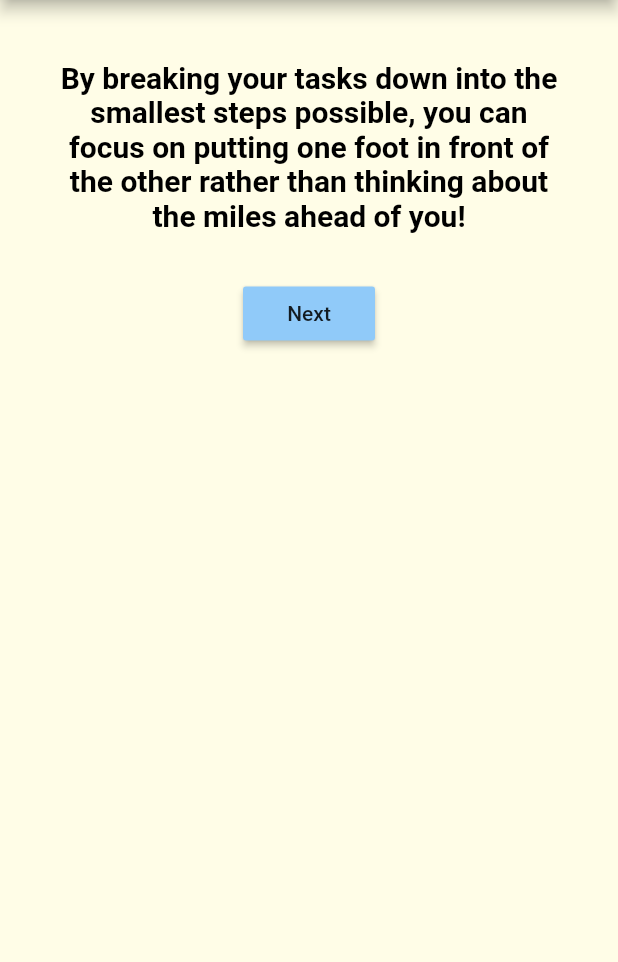
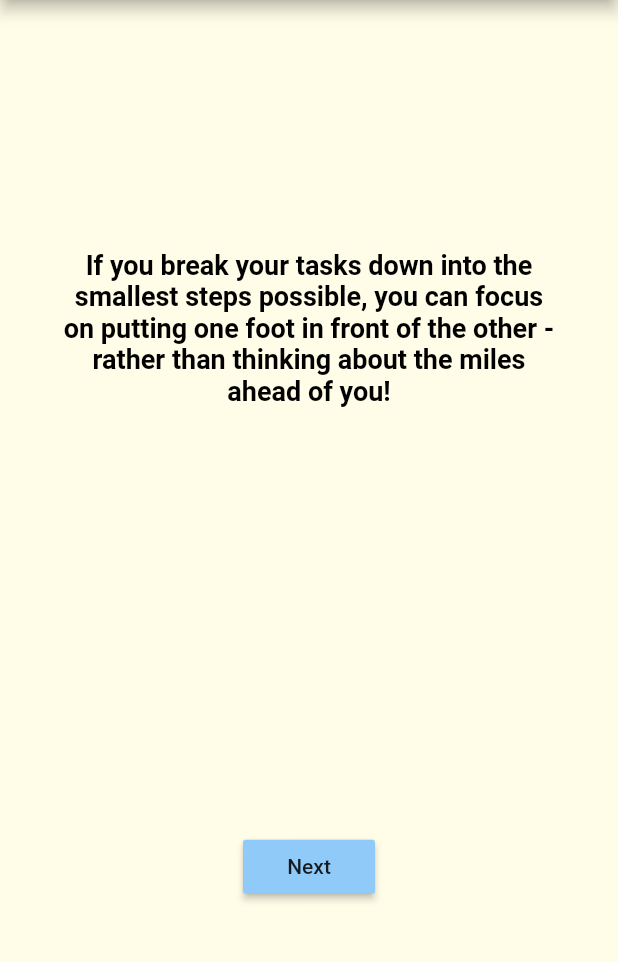
Before and after one commit to Gets-ItDone/gets-it-done-client, a Flutter app: the TaskAssistant screen opened directly, on a phone screen of 412 x 824 dp, the part 84-1046 px from its top. Run offline on Flutter 3.47's test engine with Material 2 defaults, Android fonts, the phone set to English and light mode, and no system bars; our stand-ins replace cloud_firestore, firebase_auth, flutter_spinkit; missing offline and left inert: speech_recognition; accounts and stored records are empty; project files that could hold a hidden picture were left out.

```diff
--- a/lib/screens/task_screens/task_assistant.dart
+++ b/lib/screens/task_screens/task_assistant.dart
@@ -72,11 +72,12 @@ class _TaskAssistantState extends State<TaskAssistant> {
                   Container(
                     margin: EdgeInsets.all(40),
                     child: Column(
+                      mainAxisAlignment: MainAxisAlignment.spaceEvenly,
                       children: <Widget>[
                         Text(
-                          "By breaking your tasks down into the smallest steps possible, you can focus on putting one foot in front of the other rather than thinking about the miles ahead of you!",
+                          "If you break your tasks down into the smallest steps possible, you can focus on putting one foot in front of the other - rather than thinking about the miles ahead of you!",
                           style: TextStyle(
-                              fontWeight: FontWeight.w600, fontSize: 20),
+                              fontWeight: FontWeight.w600, fontSize: 18),
                           textAlign: TextAlign.center,
                         ),
                         SizedBox(height: 30),
@@ -96,11 +97,12 @@ class _TaskAssistantState extends State<TaskAssistant> {
                   Container(
                     margin: EdgeInsets.all(40),
                     child: Column(
+                      mainAxisAlignment: MainAxisAlignment.spaceEvenly,
                       children: <Widget>[
                         Text(
-                          "How long can you fully focus on something before getting distracted? If it’s half an hour, break your tasks up into half hour chunks. If it’s ten minutes, or five minutes, break your tasks up into chunks of that size.",
+                          "How long can you really focus on something? If it’s half an hour, break your tasks up into half hour chunks. If it’s 10 minutes, or 5 minutes, break your tasks up into chunks of that size.",
                           style: TextStyle(
-                              fontWeight: FontWeight.w600, fontSize: 20),
+                              fontWeight: FontWeight.w600, fontSize: 18),
                           textAlign: TextAlign.center,
                         ),
                         SizedBox(height: 30),
@@ -137,11 +139,12 @@ class _TaskAssistantState extends State<TaskAssistant> {
                   Container(
                     margin: EdgeInsets.all(40),
                     child: Column(
+                      mainAxisAlignment: MainAxisAlignment.spaceEvenly,
                       children: <Widget>[
                         Text(
-                          "For example, instead of ‘tidy room’, how about ‘hang up washing’, ‘rearrange bookshelf’, and’ change sheets’?",
+                          "For example, instead of ‘tidy room’, how about ‘hang up washing’, ‘rearrange bookshelf’, and ‘change sheets’?",
                           style: TextStyle(
-                              fontWeight: FontWeight.w600, fontSize: 20),
+                              fontWeight: FontWeight.w600, fontSize: 18),
                           textAlign: TextAlign.center,
                         ),
                         SizedBox(height: 30),
@@ -178,11 +181,12 @@ class _TaskAssistantState extends State<TaskAssistant> {
                   Container(
                     margin: EdgeInsets.all(40),
                     child: Column(
+                      mainAxisAlignment: MainAxisAlignment.spaceEvenly,
                       children: <Widget>[
                         Text(
-                          "Or, if you’re really struggling, small goals like ‘pick 10 things up off the floor’ or ‘fold three shirts’ will help you achieve something small with the time you have.",
+                          "Or, if you’re really struggling, small goals like ‘pick 10 things up off the floor’ or ‘fold 3 shirts’ will help you achieve something small with the time you have.",
                           style: TextStyle(
-                              fontWeight: FontWeight.w600, fontSize: 20),
+                              fontWeight: FontWeight.w600, fontSize: 18),
                           textAlign: TextAlign.center,
                         ),
                         SizedBox(height: 30),
@@ -219,6 +223,7 @@ class _TaskAssistantState extends State<TaskAssistant> {
                   Container(
                     margin: EdgeInsets.all(40),
                     child: Column(
+                      mainAxisAlignment: MainAxisAlignment.spaceEvenly,
                       children: <Widget>[
                         Text(
                           "Remember to reward yourself for your successes, however small!",
@@ -241,7 +246,7 @@ class _TaskAssistantState extends State<TaskAssistant> {
                           onPressed: () {
                             Navigator.pop(context);
                           },
-                          child: Text("Back to task"),
+                          child: Text("Back to tasks"),
                         ),
                       ],
                     ),
```
